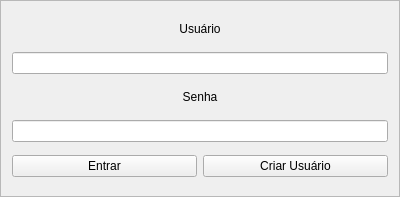
Above: login.ui from ecsanchesjr/ProjetoSeguran-a before the change. Below: the same form after it.
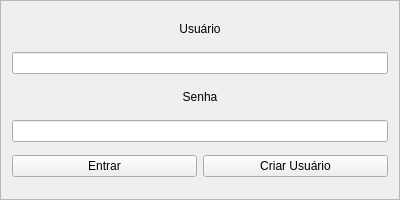
That is the form after the change.

Commit message: FIxing windows size and starting the changePassword design

The edit to the form file:
```diff
--- a/login.ui
+++ b/login.ui
@@ -10,7 +10,7 @@
     <x>0</x>
     <y>0</y>
     <width>400</width>
-    <height>197</height>
+    <height>200</height>
    </rect>
   </property>
   <property name="sizePolicy">
@@ -19,6 +19,12 @@
     <verstretch>0</verstretch>
    </sizepolicy>
   </property>
+  <property name="minimumSize">
+   <size>
+    <width>400</width>
+    <height>200</height>
+   </size>
+  </property>
   <property name="maximumSize">
    <size>
     <width>400</width>
```
The commit also changes 7 other files.
